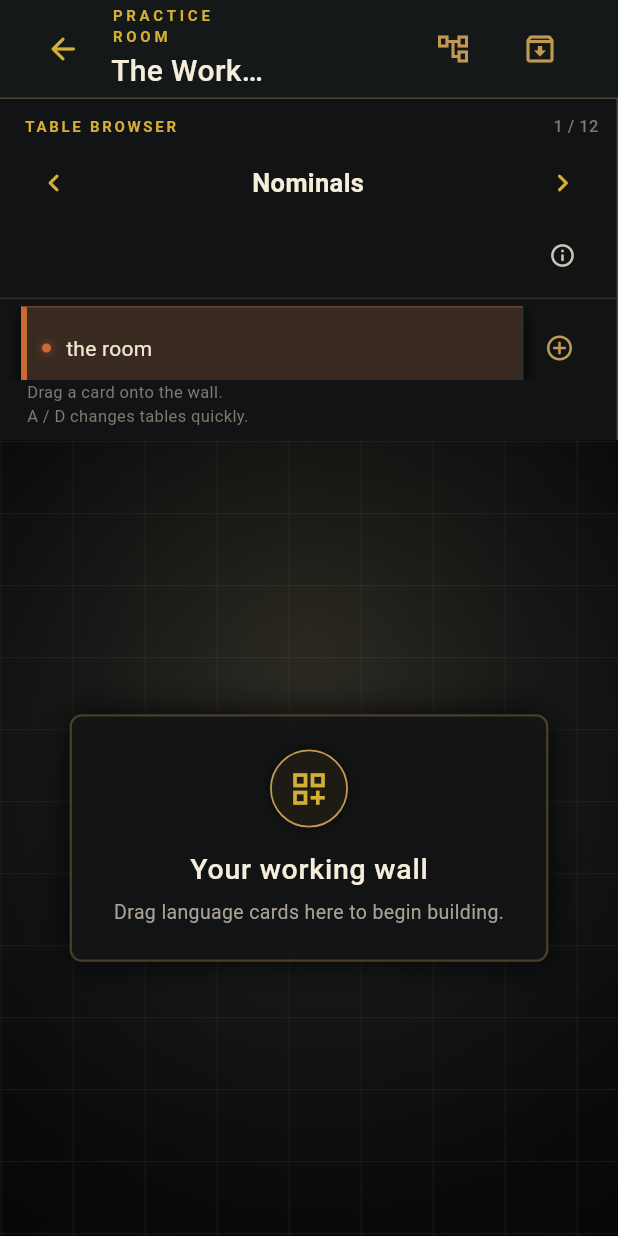
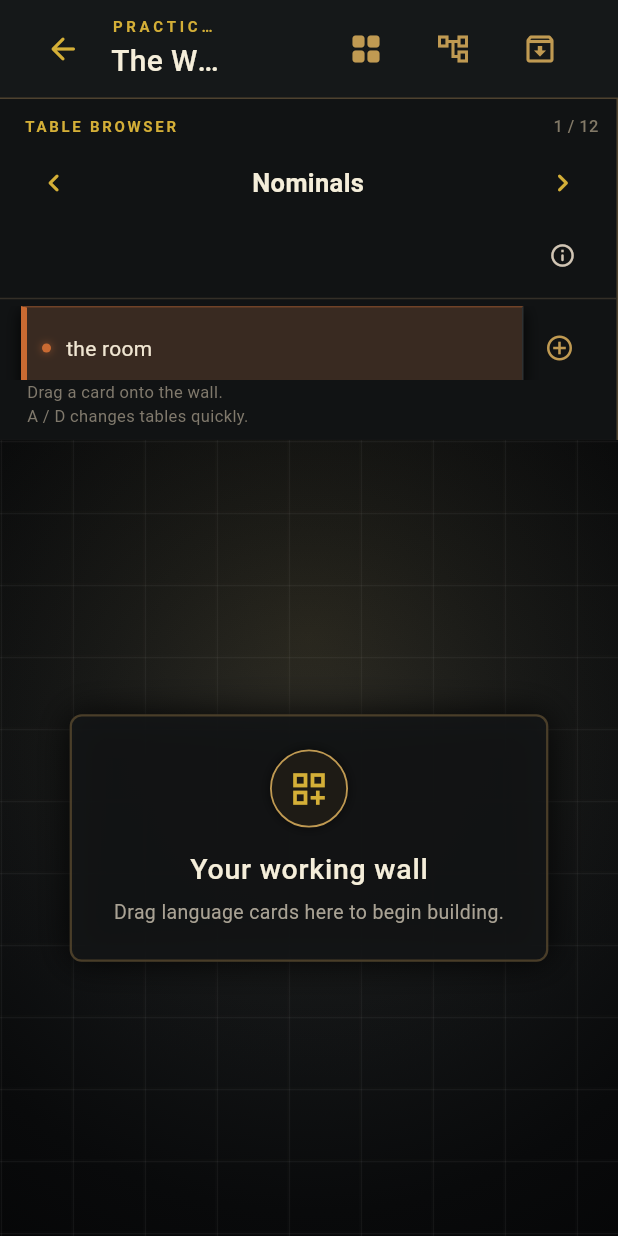
Before and after one commit to sirxcott/Visual-Language-Castle, a Flutter app: the PracticeRoomScreen screen opened directly, on a phone screen of 412 x 824 dp. Run offline on Flutter 3.47's test engine with Material 3 defaults, Android fonts, the phone set to English and light mode, and no system bars; our stand-ins replace web; Roboto replaces fonts that are missing (Georgia).

Commit message:
Milestone 41: add Working Wall auto arrange

```diff
--- a/app/lib/screens/practice_room_screen.dart
+++ b/app/lib/screens/practice_room_screen.dart
@@ -31,6 +31,9 @@ class _PracticeRoomScreenState extends State<PracticeRoomScreen> {
   late String _initialArchiveSnapshot;
   bool _allowPop = false;
   bool _exitPromptOpen = false;
+  BoxConstraints? _wallConstraints;
+  bool _wallMobile = false;
+  Map<String, Offset>? _lastArrangeSnapshot;
 
   bool get _hasUnsavedChanges => widget.sourceWork != null && _initialArchiveSnapshot != _archiveSnapshot();
 
@@ -222,6 +225,43 @@ class _PracticeRoomScreenState extends State<PracticeRoomScreen> {
     );
   }
 
+  void _arrangeCards() {
+    final constraints = _wallConstraints;
+    if (constraints == null || _workspaceCards.isEmpty) return;
+    const spacingX = 20.0;
+    const spacingY = 20.0;
+    const startX = 16.0;
+    const startY = 16.0;
+    final cardWidth = _wallMobile ? 170.0 : 240.0;
+    const cardHeight = 130.0;
+    final columns = ((constraints.maxWidth - startX * 2 + spacingX) / (cardWidth + spacingX)).floor().clamp(1, _workspaceCards.length);
+    final previousPositions = {for (final card in _workspaceCards) card.instanceId: card.position};
+    setState(() {
+      for (var index = 0; index < _workspaceCards.length; index++) {
+        final row = index ~/ columns;
+        final col = index % columns;
+        final position = Offset(startX + col * (cardWidth + spacingX), startY + row * (cardHeight + spacingY));
+        _workspaceCards[index].position = _clampCardPosition(position, constraints);
+      }
+      _lastArrangeSnapshot = previousPositions;
+    });
+    ScaffoldMessenger.of(context).showSnackBar(
+      SnackBar(content: const Text('Arranged sticky notes'), action: SnackBarAction(label: 'Undo', onPressed: _undoArrange)),
+    );
+  }
+
+  void _undoArrange() {
+    final snapshot = _lastArrangeSnapshot;
+    if (snapshot == null) return;
+    setState(() {
+      for (final card in _workspaceCards) {
+        final previous = snapshot[card.instanceId];
+        if (previous != null) card.position = previous;
+      }
+      _lastArrangeSnapshot = null;
+    });
+  }
+
   void _clampWorkspaceCards(BoxConstraints constraints) {
     var changed = false;
     for (final card in _workspaceCards) {
@@ -359,7 +399,7 @@ class _PracticeRoomScreenState extends State<PracticeRoomScreen> {
         body: SafeArea(
           child: Column(
             children: [
-              _RoomHeader(onBack: _requestExit, onSave: _saveToArchive, onUpdate: widget.sourceWork == null ? null : _updateArchive, connectionMode: _connectionMode, onToggleConnections: _toggleConnectionMode),
+              _RoomHeader(onBack: _requestExit, onSave: _saveToArchive, onUpdate: widget.sourceWork == null ? null : _updateArchive, connectionMode: _connectionMode, onToggleConnections: _toggleConnectionMode, onArrange: _workspaceCards.isEmpty ? null : _arrangeCards),
               Expanded(
                 child: LayoutBuilder(
                   builder: (context, roomConstraints) {
@@ -371,6 +411,8 @@ class _PracticeRoomScreenState extends State<PracticeRoomScreen> {
                         builder: (context, candidateData, rejectedData) {
                           return LayoutBuilder(
                             builder: (context, constraints) {
+                              _wallConstraints = constraints;
+                              _wallMobile = roomConstraints.maxWidth < 700;
                               _clampWorkspaceCards(constraints);
                               return Stack(
                               key: const ValueKey('working-wall-stack'),
@@ -572,13 +614,14 @@ class _ArchiveNameDialogState extends State<_ArchiveNameDialog> {
 }
 
 class _RoomHeader extends StatelessWidget {
-  const _RoomHeader({required this.onBack, required this.onSave, required this.onUpdate, required this.connectionMode, required this.onToggleConnections});
+  const _RoomHeader({required this.onBack, required this.onSave, required this.onUpdate, required this.connectionMode, required this.onToggleConnections, required this.onArrange});
 
   final VoidCallback onBack;
   final VoidCallback onSave;
   final VoidCallback? onUpdate;
   final bool connectionMode;
   final VoidCallback onToggleConnections;
+  final VoidCallback? onArrange;
 
   @override
   Widget build(BuildContext context) {
@@ -607,13 +650,33 @@ class _RoomHeader extends StatelessWidget {
               mainAxisAlignment: MainAxisAlignment.center,
               crossAxisAlignment: CrossAxisAlignment.start,
               children: [
-                const Text('PRACTICE ROOM', style: TextStyle(color: gold, fontSize: 10, letterSpacing: 2.5, fontWeight: FontWeight.w700)),
+                const Text('PRACTICE ROOM', maxLines: 1, overflow: TextOverflow.ellipsis, style: TextStyle(color: gold, fontSize: 10, letterSpacing: 2.5, fontWeight: FontWeight.w700)),
                 const SizedBox(height: 2),
-                const Text('The Working Wall', overflow: TextOverflow.ellipsis, style: TextStyle(color: Color(0xFFF5EEDA), fontSize: 20, fontWeight: FontWeight.w500)),
+                const Text('The Working Wall', maxLines: 1, overflow: TextOverflow.ellipsis, style: TextStyle(color: Color(0xFFF5EEDA), fontSize: 20, fontWeight: FontWeight.w500)),
               ],
             ),
           ),
           const Spacer(),
+          if (compact)
+            IconButton(
+              tooltip: 'Arrange',
+              onPressed: onArrange,
+              icon: const Icon(Icons.grid_view_rounded, color: brass),
+            )
+          else
+            FilledButton.icon(
+              onPressed: onArrange,
+              icon: const Icon(Icons.grid_view_rounded, size: 17),
+              label: const Text('Arrange'),
+              style: FilledButton.styleFrom(
+                backgroundColor: const Color(0xFF1E1B15),
+                foregroundColor: const Color(0xFFE0D3B8),
+                side: const BorderSide(color: brass, width: 1.2),
+                padding: const EdgeInsets.symmetric(horizontal: 18, vertical: 12),
+                textStyle: const TextStyle(fontSize: 13, fontWeight: FontWeight.w600, letterSpacing: 0.5),
+              ),
+            ),
+          const SizedBox(width: 10),
           if (compact)
             IconButton(
               tooltip: connectionMode ? 'Exit Connections' : 'Connections',
```
